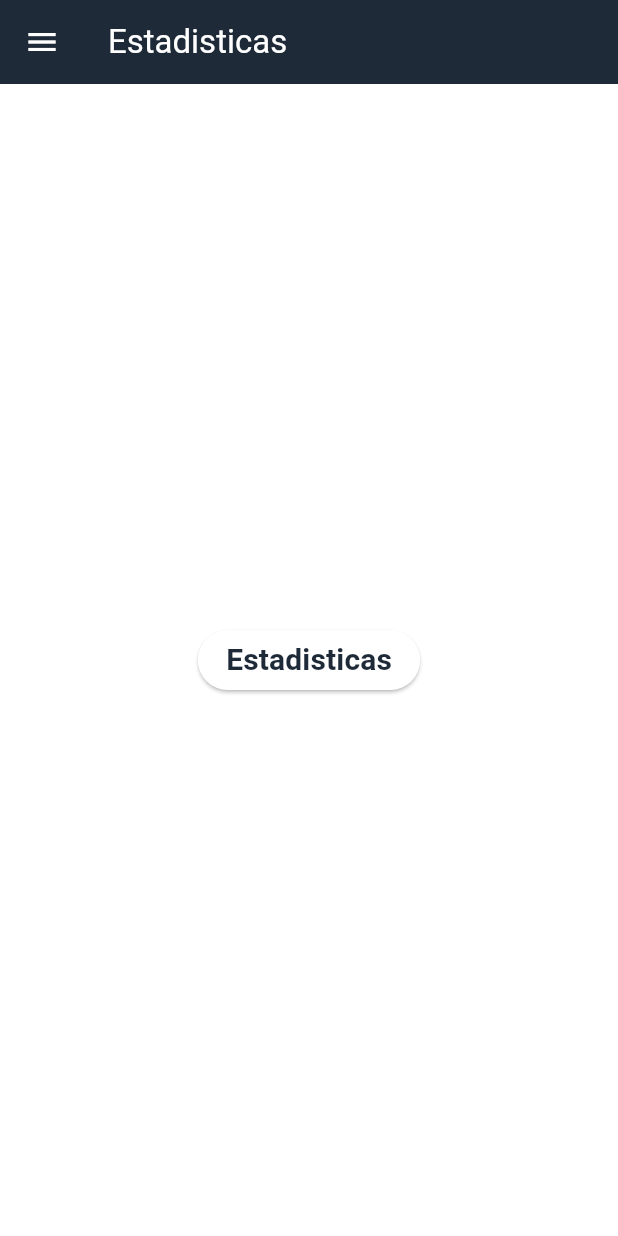
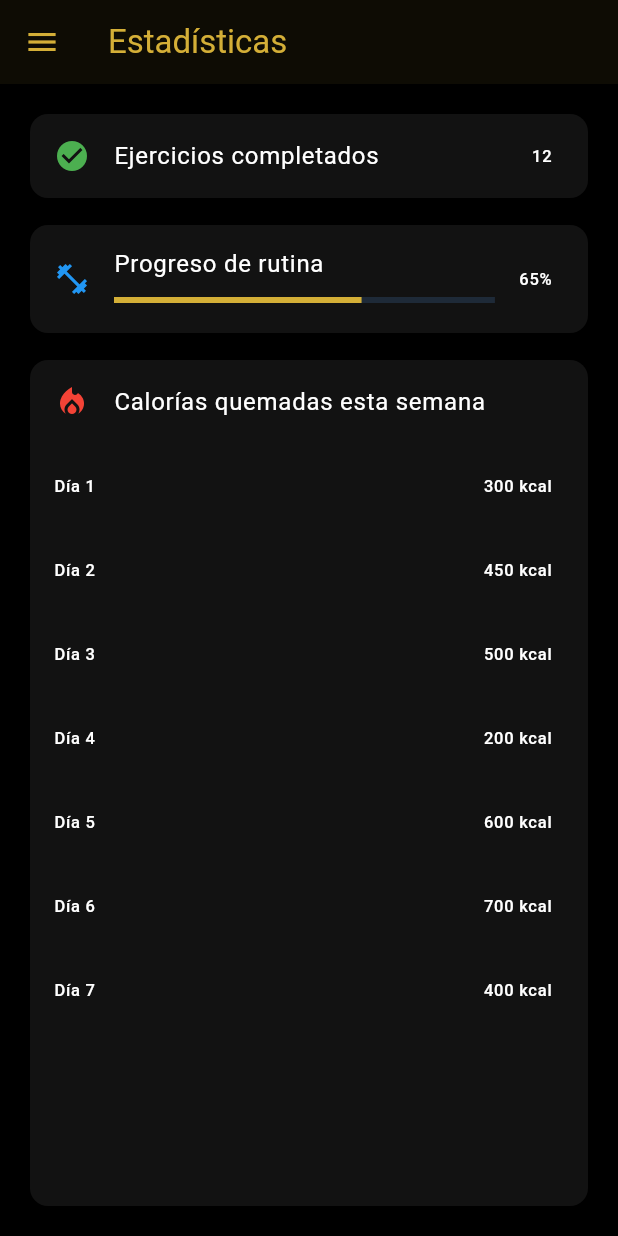
Before and after one commit to AleSzew/PF_Programacion_5C_G3, a Flutter app: the Estadisticas screen opened by its route, on a phone screen of 412 x 824 dp. Run offline on Flutter 3.47's test engine with Material 3 defaults, Android fonts, the phone set to English and light mode, and no system bars; our stand-ins replace go_router; missing offline and left inert: flutter_reactive_ble.

Commit message:
hice pestañas estadisticas y cambie el tema

```diff
--- a/codigo_aplicacion/lib/screens/estadisticas.dart
+++ b/codigo_aplicacion/lib/screens/estadisticas.dart
@@ -1,71 +1,104 @@
 import 'package:flutter/material.dart';
-
 import 'package:go_router/go_router.dart';
 
-
 class Estadisticas extends StatefulWidget {
-  const Estadisticas ({super.key});
+  const Estadisticas({super.key});
 
   @override
   State<Estadisticas> createState() => _EstadisticasState();
 }
 
 class _EstadisticasState extends State<Estadisticas> {
+  // Datos simulados
+  int ejerciciosCompletados = 12;
+  double progresoRutina = 0.65; // 65%
+  List<int> caloriasSemana = [300, 450, 500, 200, 600, 700, 400];
+
   @override
   Widget build(BuildContext context) {
     return Scaffold(
-      appBar: AppBar(
-        title: const Text("Estadisticas")
-      ),
+      appBar: AppBar(title: const Text("Estadísticas")),
       drawer: Drawer(
         child: ListView(
-          padding: EdgeInsets.all(5),
+          padding: const EdgeInsets.all(5),
           children: [
             DrawerHeader(
               decoration: BoxDecoration(color: Theme.of(context).colorScheme.primary),
-              child: Text("Menú de navegación",
+              child: const Text("Menú de navegación",
                   style: TextStyle(color: Colors.white, fontSize: 20)),
             ),
             ListTile(
               leading: const Icon(Icons.home),
               title: const Text("Inicio"),
-              onTap: () {
-                context.push('/homescreen');
-              },
+              onTap: () => context.push('/homescreen'),
             ),
             ListTile(
               leading: const Icon(Icons.fitness_center),
               title: const Text("Rutinas"),
-              onTap: () {
-                context.push('/rutinas');
-              },
+              onTap: () => context.push('/rutinas'),
             ),
             ListTile(
               leading: const Icon(Icons.bar_chart),
               title: const Text("Estadísticas"),
-              onTap: () {
-                context.push('/estadisticas');
-              },
+              onTap: () => context.push('/estadisticas'),
             ),
             ListTile(
               leading: const Icon(Icons.settings),
               title: const Text("Configuración"),
-              onTap: () {
-                context.push('/configuracion');
-                  }
-                  )
-                  ]
-                  )
+              onTap: () => context.push('/configuracion'),
             ),
-    body: Center(
+          ],
+        ),
+      ),
+      body: Padding(
+        padding: const EdgeInsets.all(16),
         child: Column(
-            mainAxisAlignment: MainAxisAlignment.center,
           children: [
-              ElevatedButton(onPressed: () {
-                context.push('/estadisticas');
-              } ,
-              child: const Text('Estadisticas'))
+            // Contador simple
+            Card(
+              child: ListTile(
+                leading: const Icon(Icons.check_circle, color: Colors.green),
+                title: const Text("Ejercicios completados"),
+                trailing: Text("$ejerciciosCompletados"),
+              ),
+            ),
+            const SizedBox(height: 10),
 
+            // Barra de progreso
+            Card(
+              child: ListTile(
+                leading: const Icon(Icons.fitness_center, color: Colors.blue),
+                title: const Text("Progreso de rutina"),
+                subtitle: LinearProgressIndicator(value: progresoRutina),
+                trailing: Text("${(progresoRutina * 100).toInt()}%"),
+              ),
+            ),
+            const SizedBox(height: 10),
+
+            // Lista de calorías por día
+            Expanded(
+              child: Card(
+                child: Column(
+                  children: [
+                    const ListTile(
+                      leading: Icon(Icons.local_fire_department, color: Colors.red),
+                      title: Text("Calorías quemadas esta semana"),
+                    ),
+                    Expanded(
+                      child: ListView.builder(
+                        itemCount: caloriasSemana.length,
+                        itemBuilder: (context, index) {
+                          return ListTile(
+                            leading: Text("Día ${index + 1}"),
+                            trailing: Text("${caloriasSemana[index]} kcal"),
+                          );
+                        },
+                      ),
+                    ),
+                  ],
+                ),
+              ),
+            ),
           ],
         ),
       ),
--- a/codigo_aplicacion/lib/screens/videoejercicios.dart
+++ b/codigo_aplicacion/lib/screens/videoejercicios.dart
@@ -1,5 +1,5 @@
 import 'package:flutter/material.dart';
-import 'package:go_router/go_router.dart';
+
 import 'package:codigo_aplicacion/listaejercicios.dart';
 
 class Videoejercicios extends StatelessWidget {
```
Also changed, not shown: codigo_aplicacion/lib/main.dart (+24 -14 lines), codigo_aplicacion/pubspec.lock. Lines whose indentation alone changed are shown as unchanged.
